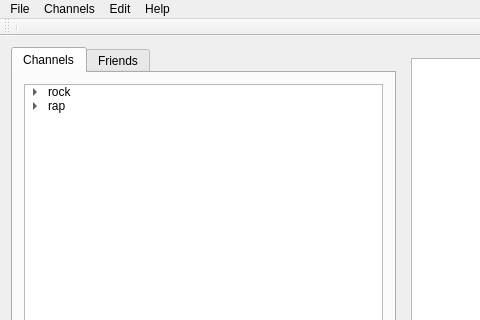
First picture: the form in src/client/gui/mainwindow.ui, repository sush/Live-Jamming, before the edit; both pictures show x 0 to 480 and y 0 to 320 of the 791 by 745 pixel window.
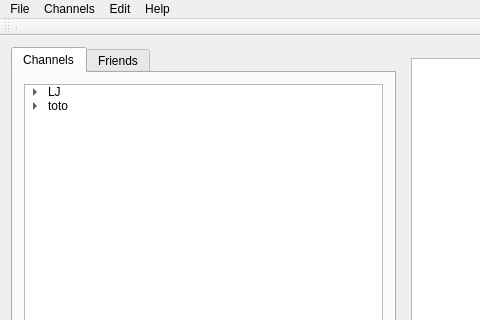
Second picture: the form after the edit. The open tabs and pages were chosen to show the change.

Diff of the .ui file:
```diff
--- a/src/client/gui/mainwindow.ui
+++ b/src/client/gui/mainwindow.ui
@@ -28,7 +28,10 @@
         </sizepolicy>
        </property>
        <property name="currentIndex">
-        <number>1</number>
+        <number>0</number>
+       </property>
+       <property name="tabsClosable">
+        <bool>false</bool>
        </property>
        <widget class="QWidget" name="tab">
         <attribute name="title">
@@ -62,7 +65,7 @@
            </column>
            <item>
             <property name="text">
-             <string>rock</string>
+             <string>LJ</string>
             </property>
             <item>
              <property name="text">
@@ -82,7 +85,7 @@
            </item>
            <item>
             <property name="text">
-             <string>rap</string>
+             <string>toto</string>
             </property>
             <item>
              <property name="text">
```
Left out of the diff: 24 changed lines with no effect on the pictures.
